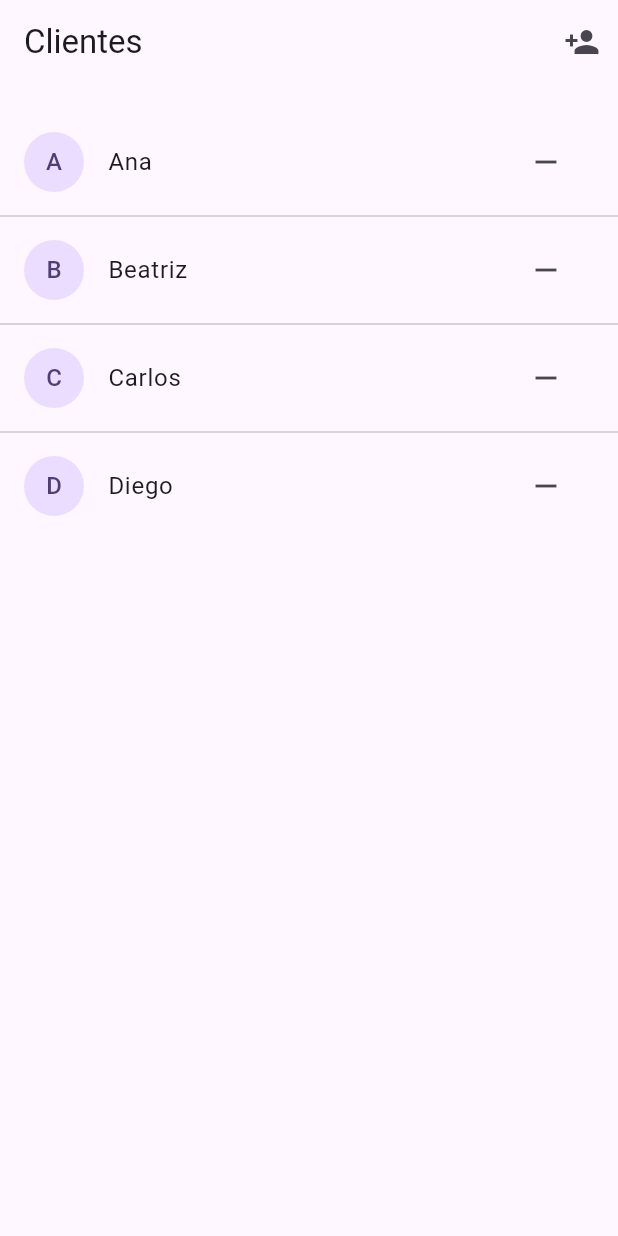
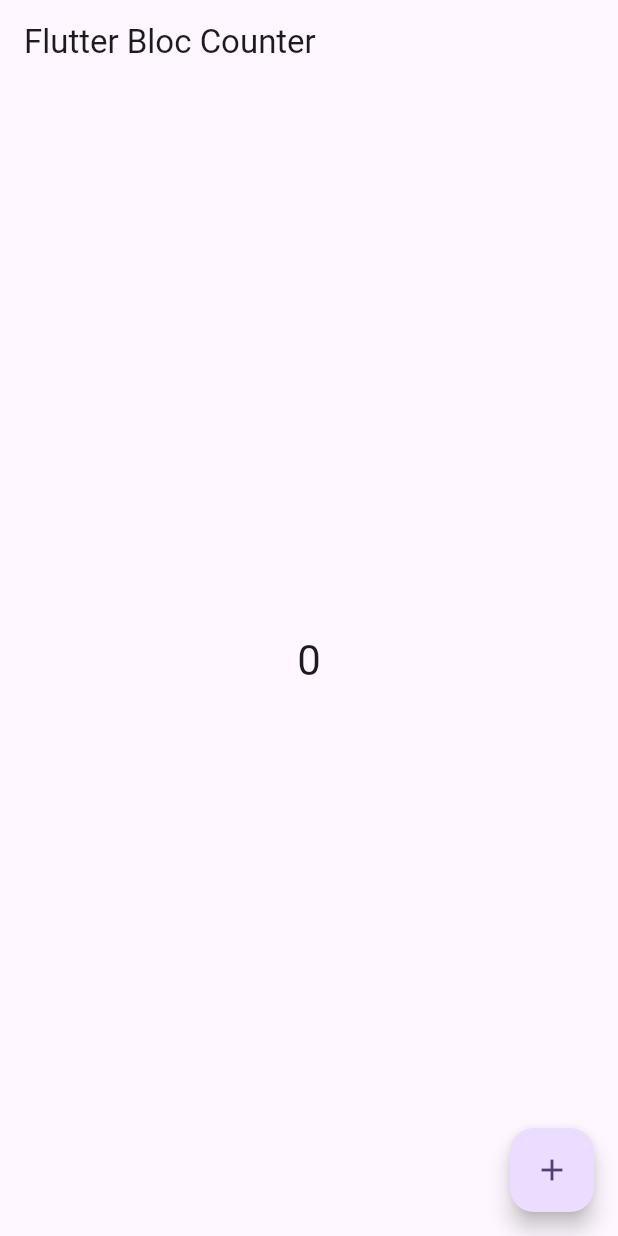
Before and after one commit to waneymartinsM/teste_bloc, a Flutter app: the screen it shows after launch, on a phone screen of 412 x 824 dp. Run offline on Flutter 3.47's test engine with Material 3 defaults, Android fonts, the phone set to English and light mode, and no system bars; our stand-ins replace bloc, flutter_bloc.

Commit message:
increment

```diff
--- a/lib/main.dart
+++ b/lib/main.dart
@@ -1,5 +1,5 @@
+import 'dart:async';
 import 'package:flutter/material.dart';
-import 'package:teste/pages/client_page.dart';
 
 void main() {
   runApp(const MyApp());
@@ -17,7 +17,74 @@ class MyApp extends StatelessWidget {
         colorScheme: ColorScheme.fromSeed(seedColor: Colors.deepPurple),
         useMaterial3: true,
       ),
-      home: const ClientPage(),
+      home: const MyHomePage(),
     );
   }
 }
+
+class MyHomePage extends StatefulWidget {
+  const MyHomePage({super.key});
+
+  @override
+  State<MyHomePage> createState() => _MyHomePageState();
+}
+
+class _MyHomePageState extends State<MyHomePage> {
+  MeuBloc bloc = MeuBloc();
+
+  @override
+  void dispose() {
+    bloc.fecharStream();
+    super.dispose();
+  }
+
+  @override
+  Widget build(BuildContext context) {
+    return Scaffold(
+      appBar: AppBar(title: const Text('Flutter Bloc Counter')),
+      body: Center(
+        child: Column(
+          mainAxisAlignment: MainAxisAlignment.center,
+          children: [
+            StreamBuilder<int>(
+                stream: bloc.minhaStream,
+                initialData: 0,
+                builder: (_, snapshot) {
+                  if (snapshot.hasError) {
+                    return const Text("Há um erro na Stream");
+                  } else {
+                    return Text(
+                      "${snapshot.data}",
+                      style: Theme.of(context).textTheme.headlineMedium,
+                    );
+                  }
+                }),
+          ],
+        ),
+      ),
+      floatingActionButton: FloatingActionButton(
+        onPressed: bloc.incrementar,
+        tooltip: "Incrementar",
+        child: const Icon(Icons.add),
+      ),
+    );
+  }
+}
+
+class MeuBloc {
+  int _total = 0;
+  int get total => _total;
+
+  final _blocController = StreamController<int>();
+
+  Stream<int> get minhaStream => _blocController.stream;
+
+  void incrementar() {
+    _total++;
+    _blocController.sink.add(total);
+  }
+
+  fecharStream() {
+    _blocController.close();
+  }
+}
```
